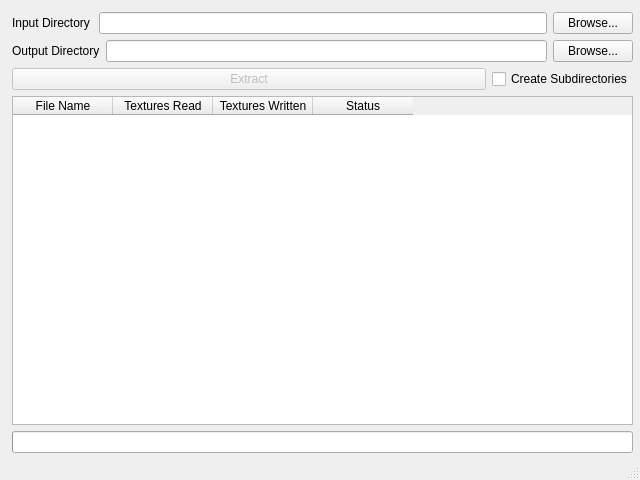
Qt form extractorUi.ui (slfx77/psx_texture_extractor) before a commit.
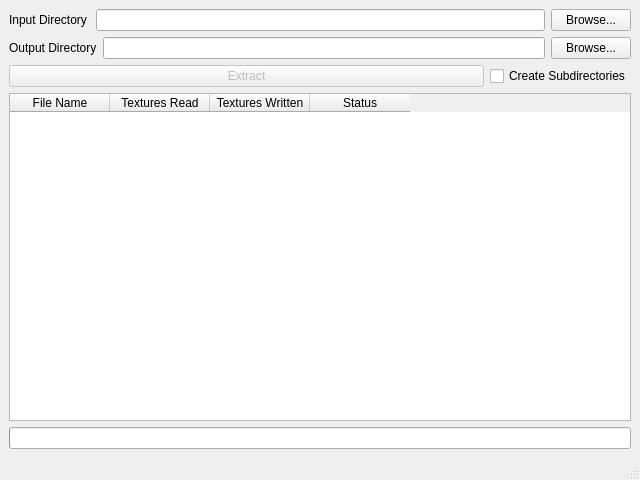
The same form after that commit.

Diff of the .ui file:
```diff
--- a/extractorUi.ui
+++ b/extractorUi.ui
@@ -14,15 +14,8 @@
    <string>PSX Texture Extractor v0.3</string>
   </property>
   <widget class="QWidget" name="centralwidget">
-   <widget class="QWidget" name="layoutWidget">
-    <property name="geometry">
-     <rect>
-      <x>12</x>
-      <y>12</y>
-      <width>621</width>
-      <height>441</height>
-     </rect>
-    </property>
+   <layout class="QGridLayout" name="gridLayout">
+    <item row="0" column="0">
     <layout class="QVBoxLayout" name="verticalLayout">
      <item>
       <layout class="QHBoxLayout" name="horizontalLayout">
@@ -175,7 +168,8 @@
       </widget>
      </item>
     </layout>
-   </widget>
+    </item>
+   </layout>
   </widget>
   <widget class="QStatusBar" name="statusbar"/>
  </widget>
```
Left out of the diff: 66 changed lines with no effect on the pictures. Lines whose indentation alone changed are shown as unchanged.
